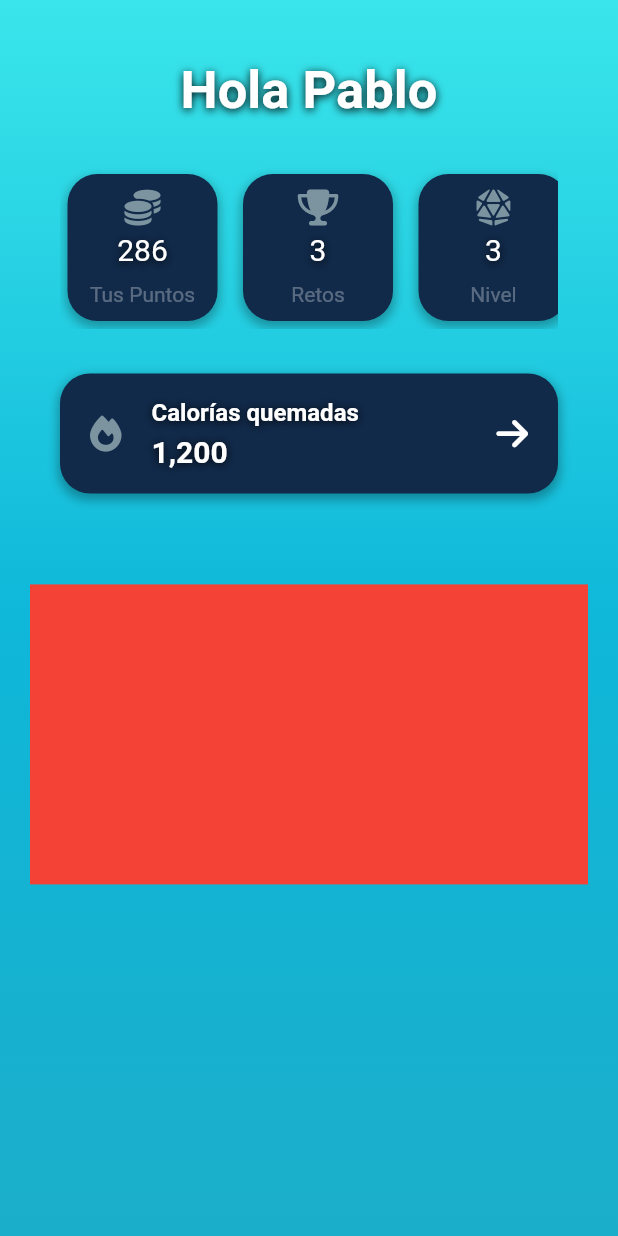
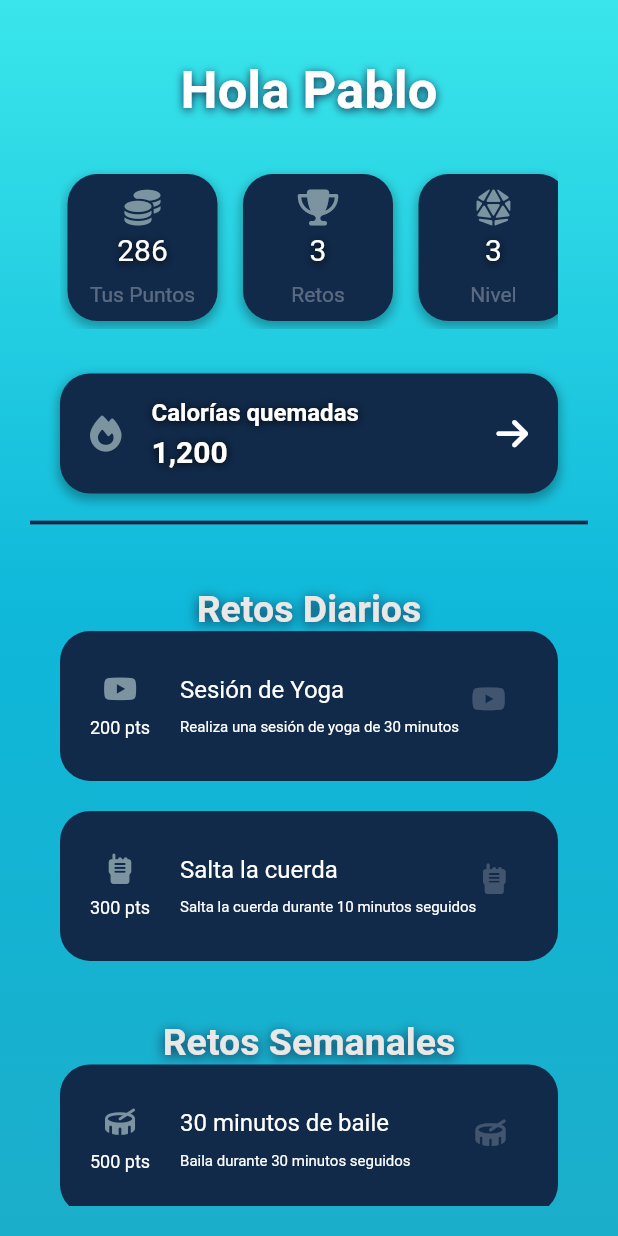
Before and after one commit to RafaelRiosAsh/EmprendimientoApp, a Flutter app: the ChallengesScreen screen opened by its route, on a phone screen of 412 x 824 dp. Run offline on Flutter 3.47's test engine with Material 2 defaults, Android fonts, the phone set to English and light mode, and no system bars; our stand-ins replace font_awesome_flutter.

Commit message:
Finished Challenges Page

```diff
--- /dev/null
+++ b/masmovi2/lib/helpers/get_challenges.dart
@@ -0,0 +1,72 @@
+import 'package:font_awesome_flutter/font_awesome_flutter.dart';
+
+import '../models/challenge.dart';
+
+final List<Challenge> listOfChallenges = [
+  Challenge(
+    title: 'Sesión de Yoga',
+    subtitle: 'Realiza una sesión de yoga de 30 minutos',
+    type: ChallengeType.daily,
+    duration: 24,
+    remainingTime: 23,
+    icon: FontAwesomeIcons.youtube,
+    points: 200,
+  ),
+  Challenge(
+    title: '30 minutos de baile',
+    subtitle: 'Baila durante 30 minutos seguidos',
+    type: ChallengeType.weekly,
+    duration: 168,
+    remainingTime: 10,
+    icon: FontAwesomeIcons.drum,
+    points: 500,
+  ),
+  Challenge(
+    title: '20 flexiones de brazos',
+    subtitle: 'Realiza 20 flexiones de brazos en un día',
+    type: ChallengeType.monthly,
+    duration: 720,
+    remainingTime: 500,
+    icon: FontAwesomeIcons.dumbbell,
+    points: 1000,
+  ),
+  Challenge(
+    title: 'Salta la cuerda',
+    subtitle: 'Salta la cuerda durante 10 minutos seguidos',
+    type: ChallengeType.daily,
+    duration: 24,
+    remainingTime: 20,
+    icon: FontAwesomeIcons.walkieTalkie,
+    points: 300,
+  ),
+  Challenge(
+    title: '30 minutos de estiramientos',
+    subtitle: 'Realiza estiramientos durante 30 minutos seguidos',
+    type: ChallengeType.weekly,
+    duration: 168,
+    remainingTime: 100,
+    icon: FontAwesomeIcons.weibo,
+    points: 600,
+  ),
+  Challenge(
+    title: 'Sentadillas',
+    subtitle: 'Realiza 50 sentadillas en un día',
+    type: ChallengeType.monthly,
+    duration: 720,
+    remainingTime: 600,
+    icon: FontAwesomeIcons.spider,
+    points: 1200,
+  ),
+];
+
+List<Challenge> dailyChallenges = listOfChallenges
+    .where((challenge) => challenge.type == ChallengeType.daily)
+    .toList();
+
+List<Challenge> weeklyChallenges = listOfChallenges
+    .where((challenge) => challenge.type == ChallengeType.weekly)
+    .toList();
+
+List<Challenge> monthlyChallenges = listOfChallenges
+    .where((challenge) => challenge.type == ChallengeType.monthly)
+    .toList();
--- a/masmovi2/lib/main.dart
+++ b/masmovi2/lib/main.dart
@@ -3,6 +3,7 @@ import 'package:provider/provider.dart';
 // Import all screens
 import 'screens/screens.dart';
 import 'providers/change_page_provider.dart';
+import '../helpers/custom_colors.dart';
 
 void main() => runApp(ChangeNotifierProvider(
     create: (_) => ChangePageProvider(), child: const MyApp()));
@@ -12,6 +13,8 @@ class MyApp extends StatelessWidget {
 
   @override
   Widget build(BuildContext context) {
+    final customColors = CustomColors();
+
     return MaterialApp(
         title: 'MasMovi2',
         debugShowCheckedModeBanner: false,
@@ -21,7 +24,8 @@ class MyApp extends StatelessWidget {
           'home': (context) => const HomeScreen(),
           'login': (context) => const LoginScreen(),
           'store': (context) => const StoreScreen(),
-          'challenges': (context) => const ChallengesScreen(),
+          'challenges': (context) =>
+              ChallengesScreen(customColors: customColors),
           'metrics': (context) => const MetricsScreen(),
           'avatar': (context) => const AvatarScreen(),
         });
--- a/masmovi2/lib/screens/challenges_screen.dart
+++ b/masmovi2/lib/screens/challenges_screen.dart
@@ -1,35 +1,21 @@
-// ignore_for_file: unused_local_variable, unused_element, must_be_immutable
+// ignore_for_file: unused_local_variable, unused_element, must_be_immutable, sized_box_for_whitespace
 
 import 'package:flutter/material.dart';
 import 'package:font_awesome_flutter/font_awesome_flutter.dart';
+import 'package:masmovi2/helpers/get_challenges.dart';
+import 'package:masmovi2/models/challenge.dart';
 import '../helpers/custom_colors.dart';
+import '../widgets/widgets.dart';
 
 class ChallengesScreen extends StatelessWidget {
-  const ChallengesScreen({Key? key}) : super(key: key);
+  ChallengesScreen({super.key, required this.customColors});
+  CustomColors customColors;
 
   @override
   Widget build(BuildContext context) {
     final customColors = CustomColors();
-
     return Scaffold(
-      body: SingleChildScrollView(
-
-          child: Column(children: [_Body(customColors: customColors)])),
-    );
-  }
-}
-
-class _Body extends StatelessWidget {
-  const _Body({
-    super.key,
-    required this.customColors,
-  });
-
-  final CustomColors customColors;
-
-  @override
-  Widget build(BuildContext context) {
-    return Container(
+      body: Container(
         padding: const EdgeInsets.all(20),
         width: double.infinity,
         height: MediaQuery.of(context).size.height,
@@ -44,10 +30,14 @@ class _Body extends StatelessWidget {
             ],
           ),
         ),
-      child: Column(children: const [_UpperHalf(), _BottomHalf()]),
+        child: SingleChildScrollView(
+            child: Column(children: const [_UpperHalf(), _BottomHalf()])),
+      ),
     );
   }
 }
+
+// Upper Half
 
 class _UpperHalf extends StatelessWidget {
   const _UpperHalf({super.key});
@@ -58,9 +48,17 @@ class _UpperHalf extends StatelessWidget {
     return SafeArea(
       child: Container(
         padding: const EdgeInsets.all(20),
-        margin: const EdgeInsets.only(bottom: 40),
+        margin: const EdgeInsets.only(bottom: 22),
         width: double.infinity,
         height: size.height * 0.40,
+        decoration: BoxDecoration(
+          border: Border(
+            bottom: BorderSide(
+              color: CustomColors().darkBlue,
+              width: 2.5,
+            ),
+          ),
+        ),
         child: Column(children: const [
           _Title(),
           SizedBox(
@@ -82,7 +80,7 @@ class _Title extends StatelessWidget {
 
   @override
   Widget build(BuildContext context) {
-    return const Center(
+    return Center(
       child: Text(
         'Hola Pablo',
         style: TextStyle(
@@ -91,9 +89,9 @@ class _Title extends StatelessWidget {
           color: Colors.white,
           shadows: [
             Shadow(
-              color: Colors.black,
+              color: CustomColors().darkBlue,
               blurRadius: 7,
-              offset: Offset(0, 1),
+              offset: const Offset(0, 1),
             ),
           ],
         ),
@@ -292,6 +290,70 @@ class _BottomHalf extends StatelessWidget {
 
   @override
   Widget build(BuildContext context) {
-    return Container(width: double.infinity, height: 200, color: Colors.red);
+    return Container(
+      width: double.infinity,
+      child: Column(
+        children: [
+          const SizedBox(height: 20),
+          _Challenges(type: "Daily"),
+          const SizedBox(height: 20),
+          _Challenges(type: "Weekly"),
+          const SizedBox(height: 20),
+          _Challenges(type: "Monthly"),
+        ],
+      ),
+    );
   }
 }
+
+class _Challenges extends StatelessWidget {
+  String type;
+
+  _Challenges({super.key, required this.type});
+
+  @override
+  Widget build(BuildContext context) {
+    List<Challenge> list = [];
+
+    if (type == 'Daily') {
+      type = 'Retos Diarios';
+      list = dailyChallenges;
+    } else if (type == 'Weekly') {
+      type = 'Retos Semanales';
+      list = weeklyChallenges;
+    } else {
+      type = 'Retos Mensuales';
+      list = monthlyChallenges;
+    }
+
+    return Column(
+      children: [
+        Text(
+          type,
+          style: TextStyle(
+            fontSize: 25,
+            fontWeight: FontWeight.bold,
+            color: CustomColors().white,
+            shadows: [
+              Shadow(
+                color: CustomColors().darkBlue,
+                blurRadius: 10,
+                offset: const Offset(0, 2),
+              ),
+            ],
+          ),
+        ),
+        ListView.builder(
+          shrinkWrap: true,
+          physics: const NeverScrollableScrollPhysics(),
+          itemCount: list.length,
+          itemBuilder: (context, index) {
+            return ChallengeCard(
+              challenge: list[index],
+            );
+          },
+        )
+      ],
+    );
+  }
+}
--- a/masmovi2/lib/widgets/challenge_card.dart
+++ b/masmovi2/lib/widgets/challenge_card.dart
@@ -1,10 +1,145 @@
 import 'package:flutter/material.dart';
+import 'package:font_awesome_flutter/font_awesome_flutter.dart';
+import 'package:masmovi2/helpers/custom_colors.dart';
+import 'package:masmovi2/models/challenge.dart';
 
 class ChallengeCard extends StatelessWidget {
-  const ChallengeCard({super.key});
+  final Challenge challenge;
+
+  const ChallengeCard({
+    Key? key,
+    required this.challenge,
+  }) : super(key: key);
 
   @override
   Widget build(BuildContext context) {
-    return Container();
+    return Container(
+        width: double.infinity,
+        height: 100,
+        margin: const EdgeInsets.only(bottom: 20, left: 20, right: 20),
+        padding: const EdgeInsets.all(20),
+        decoration: BoxDecoration(
+            borderRadius: BorderRadius.circular(20),
+            color: CustomColors().darkBlue),
+        child: Stack(
+          children: [
+            _Background(icon: challenge.icon),
+            _Content(
+                points: challenge.points,
+                title: challenge.title,
+                subtitle: challenge.subtitle,
+                icon: challenge.icon),
+          ],
+        ));
   }
 }
+
+class _Background extends StatelessWidget {
+  final IconData icon;
+
+  const _Background({super.key, required this.icon});
+
+  @override
+  Widget build(BuildContext context) {
+    return Positioned(
+      bottom: 25,
+      right: 15,
+      child: Container(
+          child: FaIcon(
+        icon,
+        color: Colors.white.withOpacity(0.2),
+        size: 20,
+      )),
+    );
+  }
+}
+
+class _Content extends StatelessWidget {
+  final int points;
+  final String title;
+  final String subtitle;
+  final IconData icon;
+
+  const _Content(
+      {super.key,
+      required this.points,
+      required this.title,
+      required this.subtitle,
+      required this.icon});
+
+  @override
+  Widget build(BuildContext context) {
+    return Row(
+      children: [
+        // Column with Icon and Points
+        _IconAndPoints(icon: icon, points: points),
+        const SizedBox(
+          width: 20,
+        ),
+        // Column with Title and Subtitle
+        _TitleAndSubtitle(title: title, subtitle: subtitle),
+      ],
+    );
+  }
+}
+
+class _IconAndPoints extends StatelessWidget {
+  final IconData icon;
+  final int points;
+
+  const _IconAndPoints({super.key, required this.icon, required this.points});
+
+  @override
+  Widget build(BuildContext context) {
+    return Column(
+      mainAxisAlignment: MainAxisAlignment.center,
+      children: [
+        FaIcon(
+          icon,
+          color: CustomColors().lightGrey,
+          size: 20,
+        ),
+        SizedBox(
+          height: 10,
+        ),
+        Text(
+          '$points pts',
+          style: TextStyle(color: Colors.white, fontSize: 12),
+        )
+      ],
+    );
+  }
+}
+
+class _TitleAndSubtitle extends StatelessWidget {
+  final String title;
+  final String subtitle;
+
+  const _TitleAndSubtitle(
+      {super.key, required this.title, required this.subtitle});
+
+  @override
+  Widget build(BuildContext context) {
+    return Column(
+      mainAxisAlignment: MainAxisAlignment.center,
+      crossAxisAlignment: CrossAxisAlignment.start,
+      children: [
+        Text(
+          title,
+          maxLines: 2,
+          style: TextStyle(
+              color: Colors.white, fontSize: 16, overflow: TextOverflow.clip),
+        ),
+        SizedBox(
+          height: 10,
+        ),
+        Text(
+          subtitle,
+          maxLines: 2,
+          style: TextStyle(
+              color: Colors.white, fontSize: 10, overflow: TextOverflow.clip),
+        )
+      ],
+    );
+  }
+}
```
Also changed, not shown: masmovi2/lib/models/challenge.dart (+7 -61 lines), masmovi2/lib/screens/home_screen.dart (+7 -6 lines). Lines whose indentation alone changed are shown as unchanged.
